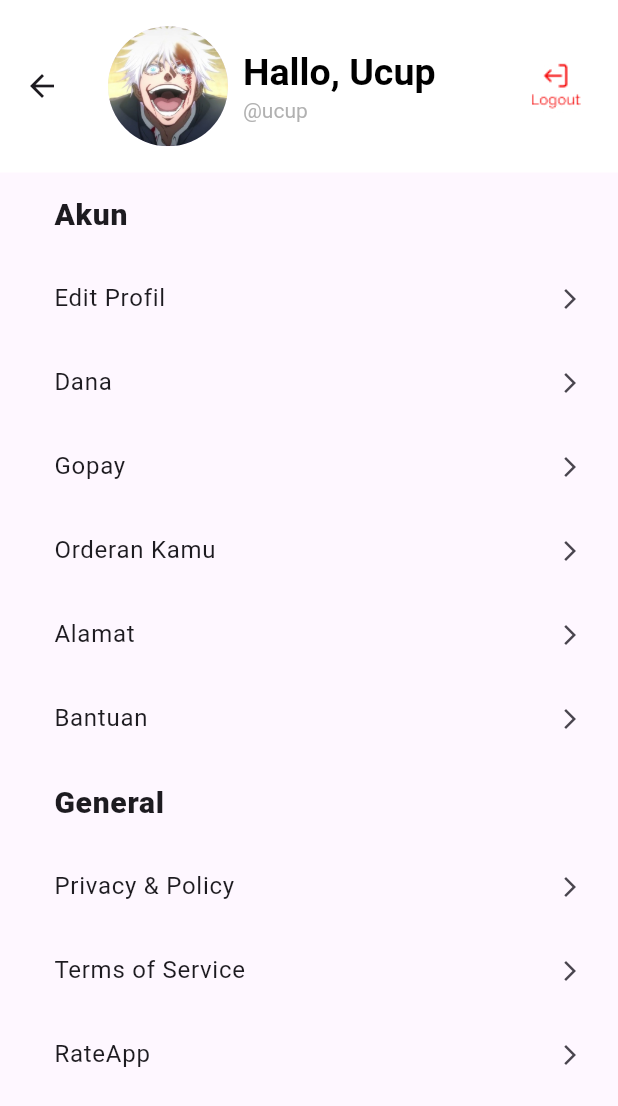
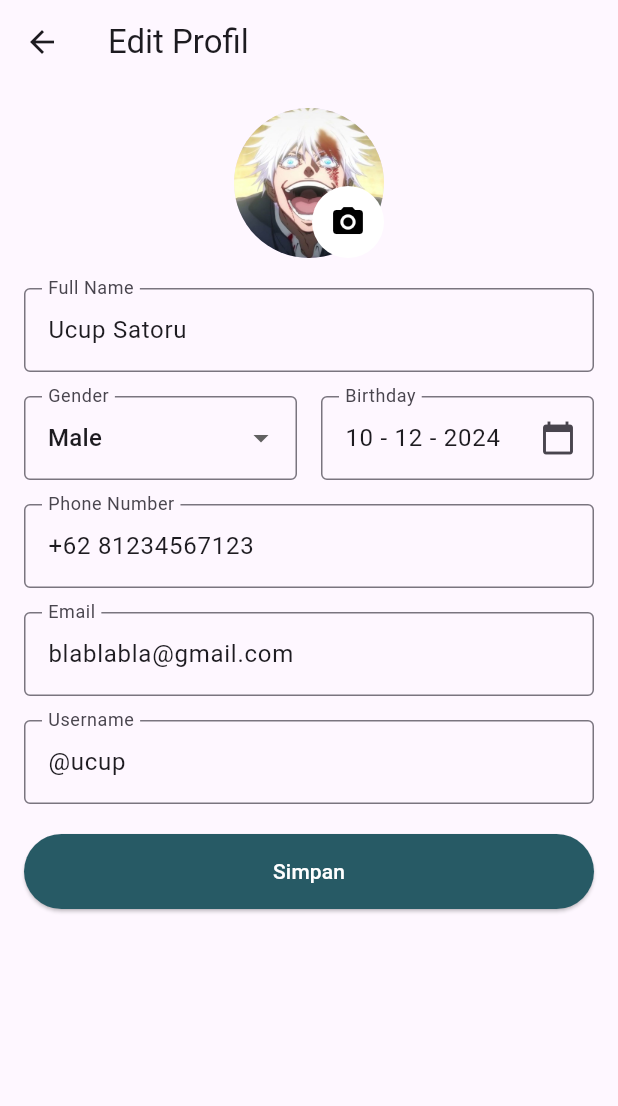
Before and after one commit to Eosiner/Shoes, a Flutter app: the Profile screen opened directly, after a tap on "Edit Profil", on a phone screen of 412 x 824 dp. Shown: the top 1106 px of the screen. Run offline on Flutter 3.47's test engine with Material 3 defaults, Android fonts, the phone set to English and light mode, and no system bars.

Commit message:
Pegel cok

```diff
--- /dev/null
+++ b/lib/views/editprofil.dart
@@ -0,0 +1,199 @@
+import 'package:flutter/material.dart';
+
+class editprofil extends StatefulWidget {
+  @override
+  _editprofilState createState() => _editprofilState();
+}
+
+class _editprofilState extends State<editprofil> {
+  final _formKey = GlobalKey<FormState>();
+
+  // Controllers for text fields
+  final _fullNameController = TextEditingController(text: 'Ucup Satoru');
+  final _genderController = TextEditingController(text: 'Male');
+  final _birthdayController = TextEditingController(text: '10 - 12 - 2024');
+  final _phoneController = TextEditingController(text: '+62 81234567123');
+  final _emailController = TextEditingController(text: 'blablabla@gmail.com');
+  final _usernameController = TextEditingController(text: '@ucup');
+
+  String? _selectedGender; // Variable to hold the selected gender
+
+  @override
+  void initState() {
+    super.initState();
+    _selectedGender = _genderController.text; // Set initial gender
+  }
+
+  @override
+  Widget build(BuildContext context) {
+    return Scaffold(
+      appBar: AppBar(
+        leading: IconButton(
+          icon: const Icon(Icons.arrow_back),
+          onPressed: () => Navigator.of(context).pop(),
+        ),
+        title: const Text('Edit Profil'),
+      ),
+      body: SingleChildScrollView(
+        padding: const EdgeInsets.all(16),
+        child: Form(
+          key: _formKey,
+          child: Column(
+            children: [
+              Stack(
+                alignment: Alignment.bottomRight,
+                children: [
+                  const CircleAvatar(
+                    radius: 50,
+                    backgroundImage: AssetImage('assets/ppgojo.jpg'),
+                  ),
+                  Container(
+                    decoration: const BoxDecoration(
+                      color: Colors.white,
+                      shape: BoxShape.circle,
+                    ),
+                    child: IconButton(
+                      icon: const Icon(Icons.camera_alt, color: Colors.black),
+                      onPressed: () {
+                        // Handle photo change
+                      },
+                    ),
+                  ),
+                ],
+              ),
+              const SizedBox(height: 20),
+              _buildTextField('Full Name', _fullNameController),
+              const SizedBox(height: 16), // Adjusted spacing
+              Row(
+                children: [
+                  Expanded(
+                    child: _buildGenderDropdown(),
+                  ),
+                  const SizedBox(width: 16),
+                  Expanded(
+                    child: _buildBirthdayPicker(),
+                  ),
+                ],
+              ),
+              const SizedBox(height: 16), // Adjusted spacing
+              _buildTextField('Phone Number', _phoneController),
+              const SizedBox(height: 16), // Adjusted spacing
+              _buildTextField('Email', _emailController),
+              const SizedBox(height: 16), // Adjusted spacing
+              _buildTextField('Username', _usernameController),
+              const SizedBox(height: 20), // Adjusted spacing before the button
+              ElevatedButton(
+                child: const Text('Simpan', style: TextStyle(color: Colors.white)),
+                style: ElevatedButton.styleFrom(
+                  backgroundColor: const Color(0xFF275A65),
+                  minimumSize: const Size(double.infinity, 50),
+                ),
+                onPressed: () {
+                  if (_formKey.currentState!.validate()) {
+                    // Process data
+                    ScaffoldMessenger.of(context).showSnackBar(
+                      const SnackBar(content: Text('Profile updated successfully')),
+                    );
+                  }
+                },
+              ),
+            ],
+          ),
+        ),
+      ),
+    );
+  }
+
+  Widget _buildTextField(String label, TextEditingController controller) {
+    return TextFormField(
+      controller: controller,
+      decoration: InputDecoration(
+        labelText: label,
+        border: const OutlineInputBorder(),
+      ),
+      validator: (value) {
+        if (value == null || value.isEmpty) {
+          return 'Please enter $label';
+        }
+        return null;
+      },
+    );
+  }
+
+  Widget _buildGenderDropdown() {
+    return DropdownButtonFormField<String>(
+      value: _selectedGender,
+      decoration: const InputDecoration(
+        labelText: 'Gender',
+        border: OutlineInputBorder(),
+      ),
+      items: <String>['Male', 'Female'].map((String value) {
+        return DropdownMenuItem<String>(
+          value: value,
+          child: Text(value),
+        );
+      }).toList(),
+      onChanged: (String? newValue) {
+        setState(() {
+          _selectedGender = newValue;
+          _genderController.text = newValue!;
+        });
+      },
+      validator: (value) {
+        if (value == null || value.isEmpty) {
+          return 'Please select your gender';
+        }
+        return null;
+      },
+    );
+  }
+
+  Widget _buildBirthdayPicker() {
+    return TextFormField(
+      controller: _birthdayController,
+      decoration: InputDecoration(
+        labelText: 'Birthday',
+        border: const OutlineInputBorder(),
+        suffixIcon: IconButton(
+          icon: const Icon(Icons.calendar_today),
+          onPressed: () {
+            _selectDate(context);
+          },
+        ),
+      ),
+      readOnly: true, // Prevent manual editing
+      validator: (value) {
+        if (value == null || value.isEmpty) {
+          return 'Please select your birthday';
+        }
+        return null;
+      },
+    );
+  }
+
+  Future<void> _selectDate(BuildContext context) async {
+    final DateTime? pickedDate = await showDatePicker(
+      context: context,
+      initialDate: DateTime.now(),
+      firstDate: DateTime(1900),
+      lastDate: DateTime.now(),
+    );
+
+    if (pickedDate != null && pickedDate != DateTime.now()) {
+      setState(() {
+        _birthdayController.text = "${pickedDate.day} - ${pickedDate.month} - ${pickedDate.year}";
+      });
+    }
+  }
+
+  @override
+  void dispose() {
+    _fullNameController.dispose();
+    _genderController.dispose();
+    _birthdayController.dispose();
+    _phoneController.dispose();
+    _emailController.dispose();
+    _usernameController.dispose();
+    super.dispose();
+  }
+}
--- a/lib/views/profile.dart
+++ b/lib/views/profile.dart
@@ -1,5 +1,7 @@
 import 'package:flutter/material.dart';
+import 'package:shoes/views/Splashscreen.dart';
 import 'package:shoes/views/alamat.dart';
+import 'package:shoes/views/editprofil.dart';
 import 'package:shoes/views/keranjang_fill.dart';
 
 class Profile extends StatelessWidget {
@@ -50,7 +52,9 @@ class Profile extends StatelessWidget {
               const Spacer(), // Spacer untuk memberi jarak antara teks dan tombol logout
               IconButton(
                 onPressed: () {
-                  // Aksi logout
+                  Navigator.push(
+                      context,
+                      MaterialPageRoute(builder: (context) => Splashscreen()));
                 },
                 icon: Image.asset(
                   'assets/logout.jpg', // Gambar logout.jpg
@@ -79,7 +83,9 @@ class Profile extends StatelessWidget {
             title: const Text('Edit Profil'),
             trailing: const Icon(Icons.arrow_forward_ios, size: 16),
             onTap: () {
-              // Aksi Edit Profil
+              Navigator.push(
+                  context,
+                  MaterialPageRoute(builder: (context) => editprofil()));
             },
           ),
           ListTile(
```
Also changed, not shown: lib/views/Checkoutconfirmation.dart (+16 -5 lines), lib/views/keranjang_fill.dart (+10 -10 lines).
